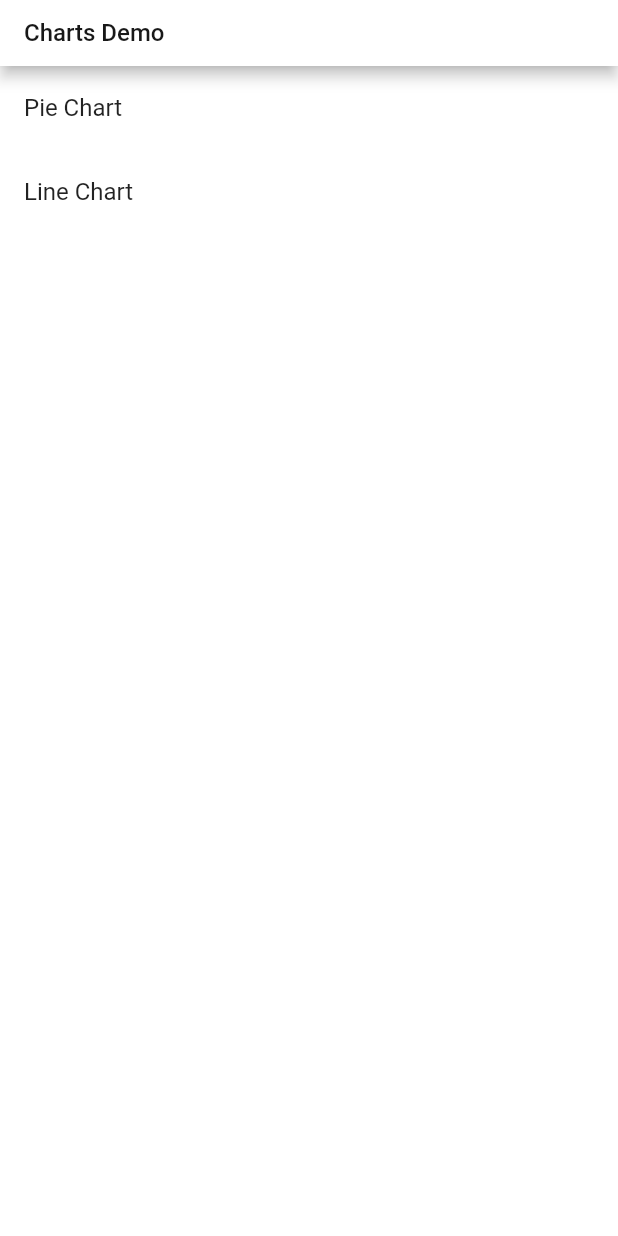
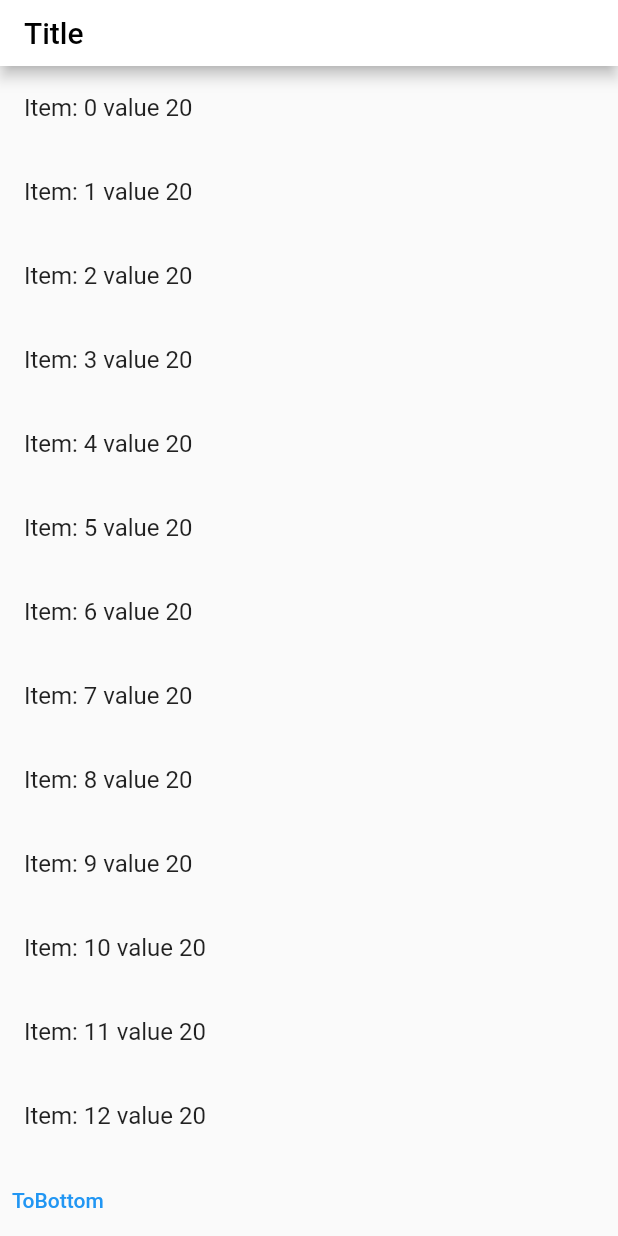
Before and after one commit to mangonob/flutter_demo, a Flutter app: the screen it shows after launch, on a phone screen of 412 x 824 dp. Run offline on Flutter 3.47's test engine with Material 2 defaults, Android fonts, the phone set to English and light mode, and no system bars; our stand-ins replace charts_flutter, extended_nested_scroll_view, flutter_easyloading, tuple.

Commit message:
feat: List demo

```diff
--- /dev/null
+++ b/lib/list_demo.dart
@@ -0,0 +1,98 @@
+import 'dart:async';
+import 'dart:math';
+
+import 'package:flutter/material.dart';
+import 'package:quiver/iterables.dart';
+
+class ListDemo extends StatefulWidget {
+  @override
+  _ListDemoState createState() => _ListDemoState();
+}
+
+class _ListDemoState extends State<ListDemo> {
+  List<int> datas = List.generate(42, (index) => Random.secure().nextInt(100));
+  final _scrollableKey = GlobalKey();
+
+  @override
+  Widget build(BuildContext context) {
+    return Scaffold(
+      appBar: AppBar(
+        toolbarHeight: 44,
+        backgroundColor: Colors.white,
+        title: Text(
+          "Title",
+          style: TextStyle(color: Colors.black),
+        ),
+      ),
+      body: SafeArea(
+        child: Column(
+          children: [
+            Expanded(
+              child: CustomScrollView(
+                slivers: [
+                  SliverList(
+                    key: _scrollableKey,
+                    delegate: SliverChildListDelegate([
+                      for (final entry in enumerate(datas))
+                        _Tile(
+                          title:
+                              Text("Item: ${entry.index} value ${entry.value}"),
+                        ),
+                    ]),
+                  ),
+                ],
+              ),
+            ),
+            Row(
+              children: [
+                TextButton(
+                  onPressed: () {
+                    final ctx = _scrollableKey.currentContext;
+                    if (ctx != null) {
+                      Scrollable.of(ctx)?.position.animateTo(
+                            0,
+                            duration: Duration(milliseconds: 250),
+                            curve: Curves.easeOut,
+                          );
+                    }
+                  },
+                  child: Text("ToBottom"),
+                )
+              ],
+            ),
+          ],
+        ),
+      ),
+    );
+  }
+}
+
+class _Tile extends StatefulWidget {
+  final Widget title;
+
+  _Tile({
+    required this.title,
+  }) : super();
+
+  @override
+  __TileState createState() => __TileState();
+}
+
+class __TileState extends State<_Tile> {
+  @override
+  void initState() {
+    super.initState();
+    print("Init");
+  }
+
+  @override
+  void dispose() {
+    print("Disposed");
+    super.dispose();
+  }
+
+  @override
+  Widget build(BuildContext context) {
+    return ListTile(title: widget.title);
+  }
+}
--- a/lib/main.dart
+++ b/lib/main.dart
@@ -1,6 +1,5 @@
-import 'package:charts_flutter/flutter.dart';
 import 'package:flutter/material.dart';
-import 'package:flutter_demo/charts_demo/charts_demo.dart';
+import 'package:flutter_demo/list_demo.dart';
 import 'package:flutter_demo/only_text.dart';
 import 'package:flutter_demo/routes/routes.dart';
 import 'package:flutter_easyloading/flutter_easyloading.dart';
@@ -14,7 +13,7 @@ void main() {
         Routes.third: (_) => OnlyText(text: "third"),
       },
       title: "My app",
-      home: ChartsDemo(),
+      home: ListDemo(),
       builder: EasyLoading.init(),
     ),
   );
--- a/pubspec.yaml
+++ b/pubspec.yaml
@@ -34,6 +34,7 @@ dependencies:
   quiver: ^3.0.1
   tuple: ^2.0.0
   extended_nested_scroll_view: ^4.0.0
+  focus_detector: ^2.0.0
 
 dev_dependencies:
   flutter_test:
```
Also changed, not shown: lib/sliver_example.dart (+29 -7 lines), pubspec.lock.
